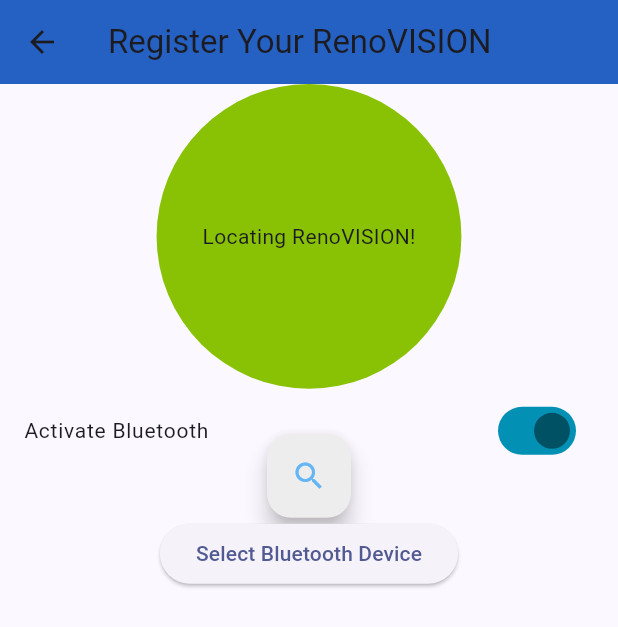
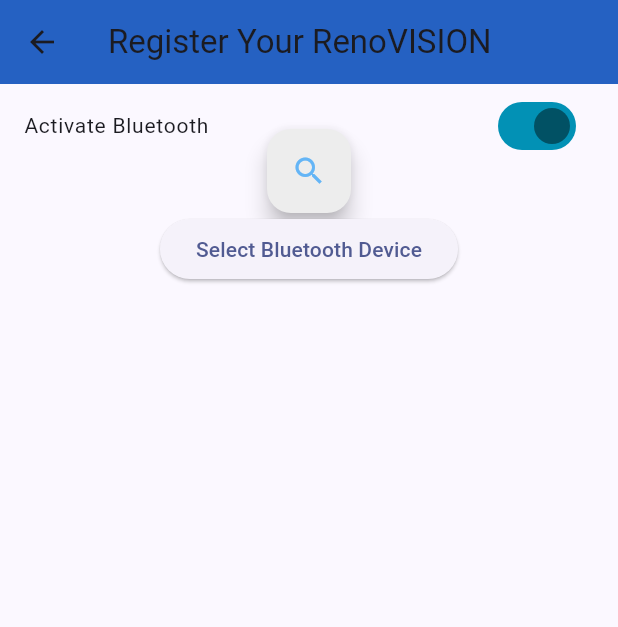
Before and after one commit to WhyNotCod/CollegeProjectApp, a Flutter app: the DevReg screen opened directly, on a phone screen of 412 x 824 dp. Shown: the top 627 px of the screen. Run offline on Flutter 3.47's test engine with Material 3 defaults, Android fonts, the phone set to English and light mode, and no system bars; our stand-ins replace flutter_blue_plus, permission_handler.

Commit message:
take out renovision

```diff
--- a/lib/device_reg.dart
+++ b/lib/device_reg.dart
@@ -24,40 +24,40 @@ class DevReg extends StatefulWidget {
 
 class _DevRegState extends State<DevReg> {
   String? selectedRole;
-  double _circleSize = 180.0;
-  bool _isGrowing = true;
-  Timer? _timer;
+  // double _circleSize = 180.0;
+  // bool _isGrowing = true;
+  // Timer? _timer;
   bool bluetoothState = false;
   BluetoothDevice? selectedDevice; // Declare the selectedDevice variable
 
-  @override
-  void initState() {
-    super.initState();
-    getPermissions(); //ask permission for BLE
-    Timer.periodic(Duration(milliseconds: 800), (timer) {
-      if (mounted) {
-        setState(() {
-          if (_isGrowing) {
-            _circleSize += 20;
-            if (_circleSize >= 220) {
-              _isGrowing = false;
-            }
-          } else {
-            _circleSize -= 20;
-            if (_circleSize <= 180) {
-              _isGrowing = true;
-            }
-          }
-        });
-      }
-    });
-  }
+  // @override
+  // void initState() {
+  //   super.initState();
+  //   getPermissions(); //ask permission for BLE
+  //   Timer.periodic(Duration(milliseconds: 800), (timer) {
+  //     if (mounted) {
+  //       setState(() {
+  //         if (_isGrowing) {
+  //           _circleSize += 20;
+  //           if (_circleSize >= 220) {
+  //             _isGrowing = false;
+  //           }
+  //         } else {
+  //           _circleSize -= 20;
+  //           if (_circleSize <= 180) {
+  //             _isGrowing = true;
+  //           }
+  //         }
+  //       });
+  //     }
+  //   });
+  // }
 
-  @override
-  void dispose() {
-    _timer?.cancel(); // Cancel the timer
-    super.dispose();
-  }
+  // @override
+  // void dispose() {
+  //   _timer?.cancel(); // Cancel the timer
+  //   super.dispose();
+  // }
 
   @override
   Widget build(BuildContext context) {
@@ -70,21 +70,21 @@ class _DevRegState extends State<DevReg> {
         child: Column(
           mainAxisAlignment: MainAxisAlignment.center,
           children: [
-            AnimatedContainer(
-              duration: Duration(seconds: 1),
-              width: _circleSize,
-              height: _circleSize,
-              decoration: BoxDecoration(
-                color: const Color.fromARGB(255, 137, 194, 4),
-                shape: BoxShape.circle,
-              ),
-              child: Align(
-                alignment: Alignment.center,
-                child: Text(
-                  'Locating RenoVISION!',
-                ),
-              ),
-            ),
+            //   AnimatedContainer(
+            //     duration: Duration(seconds: 1),
+            //     width: _circleSize,
+            //     height: _circleSize,
+            //     decoration: BoxDecoration(
+            //       color: const Color.fromARGB(255, 137, 194, 4),
+            //       shape: BoxShape.circle,
+            //     ),
+            //     child: Align(
+            //       alignment: Alignment.center,
+            //       child: Text(
+            //         'Locating RenoVISION!',
+            //       ),
+            //     ),
+            //   ),
             StreamBuilder(
                 stream: FlutterBluePlus.adapterState,
                 builder: (context, snapshot) {
```
